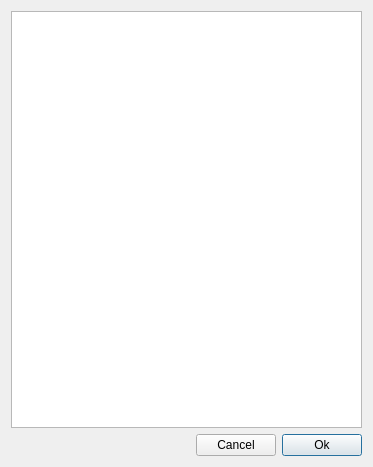
AWAH-SIP/AWAH-SIP_Desktop-GUI, file codecsettings.ui: the form before one commit.
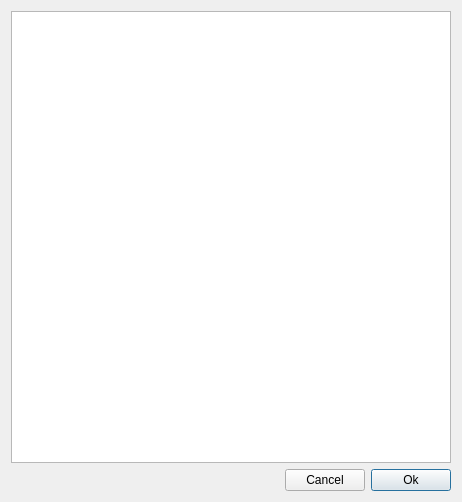
The form after the commit.

The edit to the form file:
```diff
--- a/codecsettings.ui
+++ b/codecsettings.ui
@@ -6,8 +6,8 @@
    <rect>
     <x>0</x>
     <y>0</y>
-    <width>373</width>
-    <height>467</height>
+    <width>462</width>
+    <height>502</height>
    </rect>
   </property>
   <property name="windowTitle">
```
